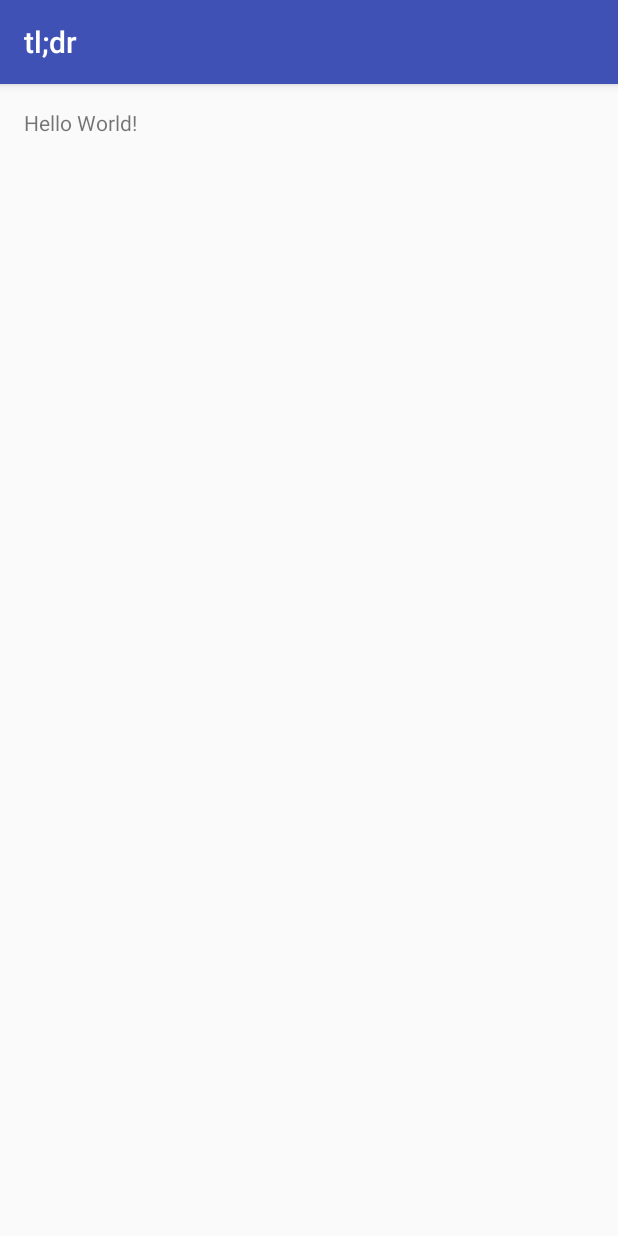
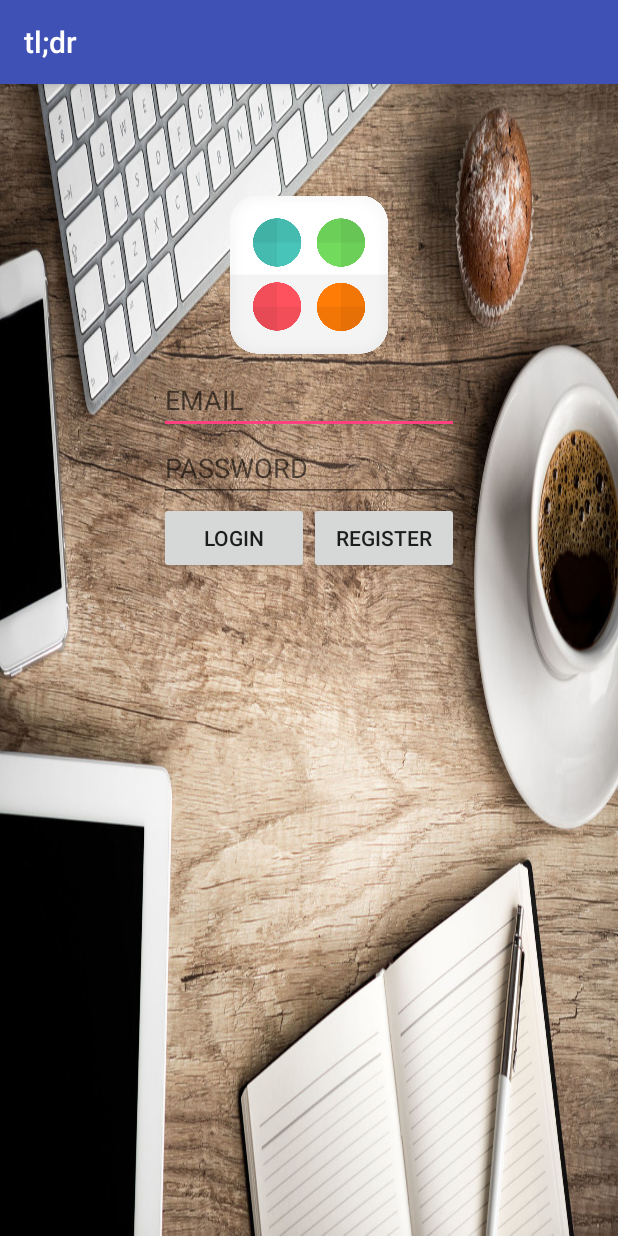
Before and after one commit to dabinlee708/Dots, an Android app: the screen it shows after launch (MainActivity), on a phone screen of 412 x 824 dp. Run offline under Robolectric (Android 15) with nearby library versions, the phone set to English and light mode, and no system bars.

Commit message:
login page

```diff
--- a/app/src/main/res/layout/activity_main.xml
+++ b/app/src/main/res/layout/activity_main.xml
@@ -1,5 +1,5 @@
 <?xml version="1.0" encoding="utf-8"?>
-<RelativeLayout xmlns:android="http://schemas.android.com/apk/res/android"
+<LinearLayout xmlns:android="http://schemas.android.com/apk/res/android"
     xmlns:tools="http://schemas.android.com/tools"
     android:layout_width="match_parent"
     android:layout_height="match_parent"
@@ -7,10 +7,48 @@
     android:paddingLeft="@dimen/activity_horizontal_margin"
     android:paddingRight="@dimen/activity_horizontal_margin"
     android:paddingTop="@dimen/activity_vertical_margin"
-    tools:context="com.projects.ui.tldr.MainActivity">
+    tools:context="com.projects.ui.tldr.MainActivity"
+    android:orientation="vertical"
+    android:background="@drawable/loginScreen">
 
-    <TextView
+    <ImageView
+        android:layout_width="105dp"
+        android:layout_height="122dp"
+        android:id="@+id/imageView"
+        android:layout_gravity="center_horizontal"
+        android:src="@drawable/dots"
+        android:layout_marginTop="50dp" />
+
+    <LinearLayout
         android:layout_width="wrap_content"
         android:layout_height="wrap_content"
-        android:text="Hello World!" />
-</RelativeLayout>
+        android:orientation="vertical"
+        android:layout_gravity="center"
+        android:gravity="center_vertical">
+        <EditText
+            android:layout_width="match_parent"
+            android:layout_height="wrap_content"
+            android:hint="EMAIL"/>
+        <EditText
+            android:layout_width="match_parent"
+            android:layout_height="wrap_content"
+            android:hint="PASSWORD"/>
+
+
+        <LinearLayout
+            android:layout_width="wrap_content"
+            android:layout_height="wrap_content">
+        <Button
+            android:layout_width="100dp"
+            android:layout_height="wrap_content"
+            android:layout_gravity="right"
+            android:text="LOGIN" />
+        <Button
+            android:layout_width="100dp"
+            android:layout_height="wrap_content"
+            android:layout_gravity="right"
+            android:text="REGISTER" />
+        </LinearLayout>
+    </LinearLayout>
+
+</LinearLayout>
```
Also changed, not shown: app/src/main/res/drawable/dots.png (added), app/src/main/res/drawable/loginScreen.jpg (added).
